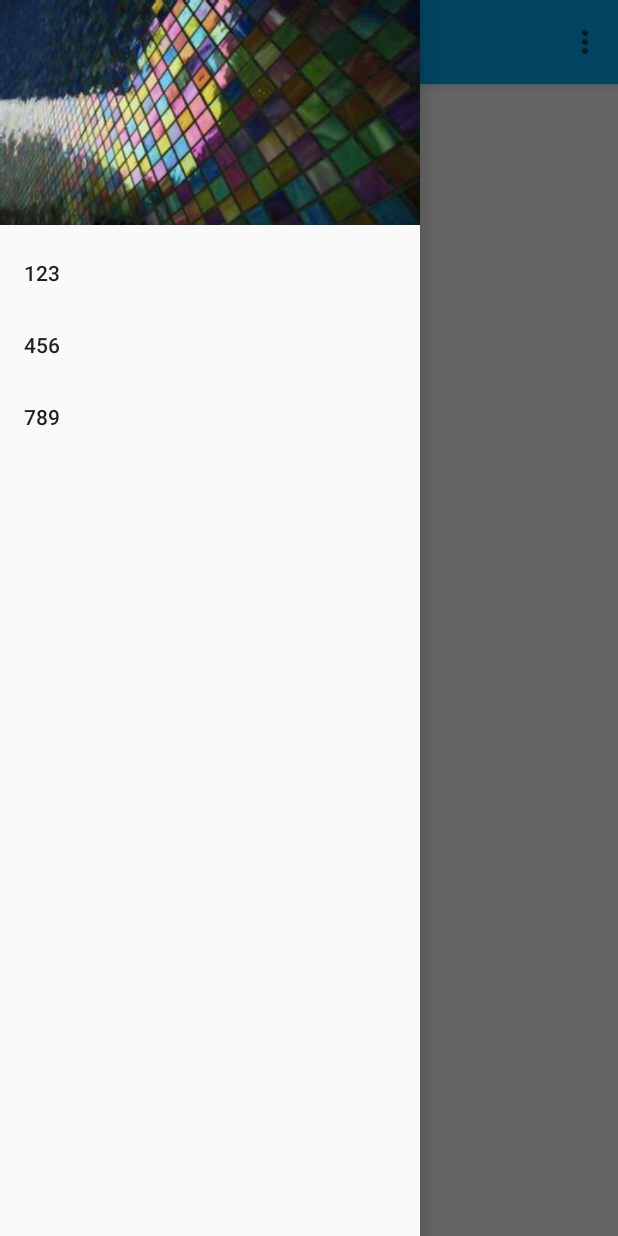
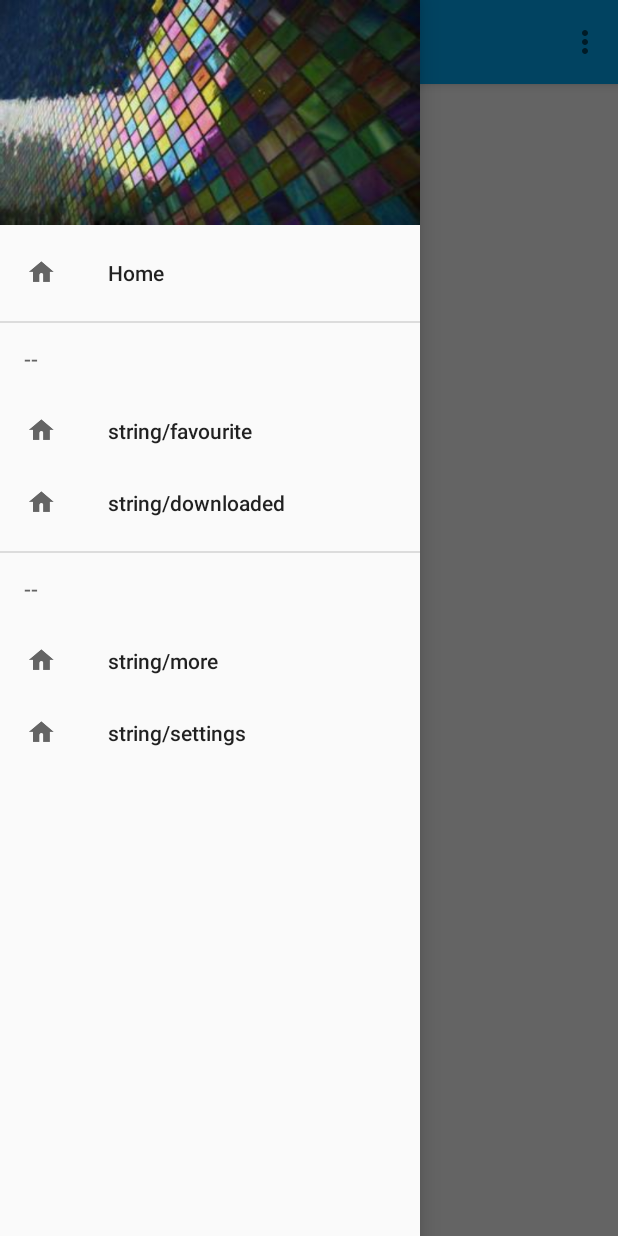
Before and after one commit to NinjaRhyme/Notebook--Android, an Android app: the screen it shows after launch (MainActivity), with the side drawer open, on a phone screen of 412 x 824 dp. Run offline under Robolectric (Android 15) with nearby library versions, the phone set to English and light mode, and no system bars.

Commit message:
Updated drawer

```diff
--- a/app/src/main/AndroidManifest.xml
+++ b/app/src/main/AndroidManifest.xml
@@ -15,7 +15,6 @@
             android:theme="@style/Base.Theme.Light" >
             <intent-filter>
                 <action android:name="android.intent.action.MAIN" />
-
                 <category android:name="android.intent.category.LAUNCHER" />
             </intent-filter>
         </activity>
--- a/app/src/main/java/ninja/taskbook/MainActivity.java
+++ b/app/src/main/java/ninja/taskbook/MainActivity.java
@@ -4,6 +4,8 @@ import android.os.Bundle;
 import android.support.design.widget.FloatingActionButton;
 import android.support.design.widget.NavigationView;
 import android.support.design.widget.Snackbar;
+import android.support.v4.widget.DrawerLayout;
+import android.support.v7.app.ActionBarDrawerToggle;
 import android.support.v7.app.AppCompatActivity;
 import android.support.v7.widget.Toolbar;
 import android.view.View;
@@ -15,18 +17,65 @@ import android.view.MenuItem;
 public class MainActivity extends AppCompatActivity {
 
     //----------------------------------------------------------------------------------------------------
+    DrawerLayout m_drawerLayout;
     NavigationView m_navigationView;
+    Toolbar m_toolbar;
 
+    // init
     //----------------------------------------------------------------------------------------------------
     @Override
     protected void onCreate(Bundle savedInstanceState) {
         super.onCreate(savedInstanceState);
         setContentView(R.layout.activity_main);
 
-        Toolbar toolbar = (Toolbar)findViewById(R.id.toolbar);
-        setSupportActionBar(toolbar);
+        initDrawer();
+        initToolbar();
+        initActionBarDrawerToggle();
+    }
 
+    private void initDrawer() {
+        m_drawerLayout = (DrawerLayout)findViewById(R.id.drawer_layout);
         m_navigationView = (NavigationView)findViewById(R.id.navigation_view);
+        m_navigationView.setNavigationItemSelectedListener(
+                new NavigationView.OnNavigationItemSelectedListener() {
+                    @Override
+                    public boolean onNavigationItemSelected(MenuItem item) {
+                        item.setChecked(false);
+
+                        switch (item.getItemId()) {
+                            // Todo
+                            default:
+                                break;
+                        }
+
+                        m_drawerLayout.closeDrawers();
+                        return true;
+                    }
+                }
+        );
+
+    }
+
+    private void initToolbar() {
+        m_toolbar = (Toolbar)findViewById(R.id.toolbar);
+        setSupportActionBar(m_toolbar);
+    }
+
+    private void initActionBarDrawerToggle() {
+        ActionBarDrawerToggle actionBarDrawerToggle = new ActionBarDrawerToggle(this, m_drawerLayout, m_toolbar, R.string.drawer_open, R.string.drawer_close) {
+            @Override
+            public void onDrawerClosed(View drawerView) {
+                super.onDrawerClosed(drawerView);
+            }
+
+            @Override
+            public void onDrawerOpened(View drawerView) {
+                super.onDrawerOpened(drawerView);
+            }
+        };
+
+        m_drawerLayout.setDrawerListener(actionBarDrawerToggle);
+        actionBarDrawerToggle.syncState();
     }
 
     //----------------------------------------------------------------------------------------------------
--- a/app/src/main/res/menu/menu_drawer.xml
+++ b/app/src/main/res/menu/menu_drawer.xml
@@ -1,11 +1,47 @@
 <?xml version="1.0" encoding="utf-8"?>
 <menu xmlns:android="http://schemas.android.com/apk/res/android">
 
-    <item
-        android:title="123"/>
-    <item
-        android:title="456"/>
-    <item
-        android:title="789"/>
+    <group
+        android:checkableBehavior="none">
 
+        <item
+            android:id="@+id/drawer_home"
+            android:icon="@drawable/drawer_home"
+            android:title="@string/drawer_home"/>
+
+
+        <item
+            android:id="@+id/section"
+            android:title="--">
+            <menu>
+                <item
+                    android:id="@+id/drawer_favourite"
+                    android:icon="@drawable/drawer_home"
+                    android:title="string/favourite"/>
+
+                <item
+                    android:id="@+id/drawer_downloaded"
+                    android:icon="@drawable/drawer_home"
+                    android:title="string/downloaded"/>
+            </menu>
+        </item>
+
+        <item
+            android:id="@+id/section2"
+            android:title="--">
+            <menu>
+                <item
+                    android:id="@+id/drawer_more"
+                    android:icon="@drawable/drawer_home"
+                    android:title="string/more"/>
+
+                <item
+                    android:id="@+id/drawer_settings"
+                    android:icon="@drawable/drawer_home"
+                    android:title="string/settings"/>
+            </menu>
+        </item>
+
+
+    </group>
 </menu>
--- a/app/src/main/res/values/strings.xml
+++ b/app/src/main/res/values/strings.xml
@@ -3,4 +3,8 @@
 
     <string name="action_settings">Settings</string>
 
+    <string name="drawer_open">Drawer open</string>
+    <string name="drawer_close">Drawer close</string>
+    <string name="drawer_home">Home</string>
+
 </resources>
```
Also changed, not shown: app/src/main/res/drawable/drawer_home.png (added), 2 other files.
